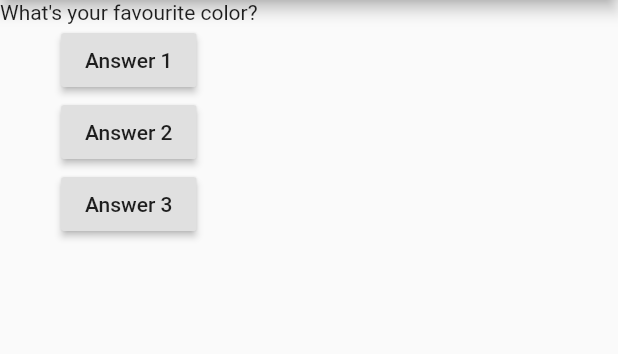
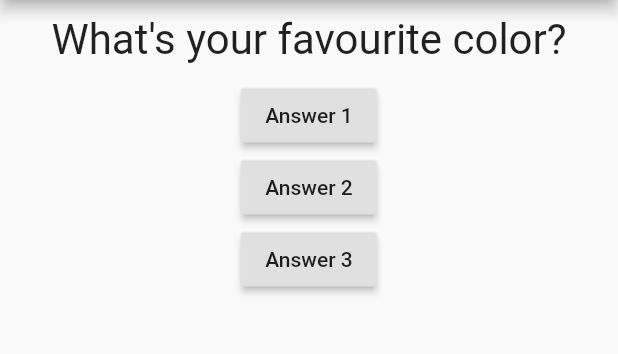
Before and after one commit to theasyncdevaditya/flutter-roadmap-academind, a Flutter app: the screen it shows after launch, on a phone screen of 412 x 824 dp, the part 84-438 px from its top. Run offline on Flutter 3.47's test engine with Material 2 defaults, Android fonts, the phone set to English and light mode, and no system bars.

Commit message:
styled the Question Widget

```diff
--- a/quizapp/lib/question.dart
+++ b/quizapp/lib/question.dart
@@ -7,8 +7,16 @@ class Question extends StatelessWidget {
 
   @override
   Widget build(BuildContext context) {
-    return Text(
-      questionText,
+    return Container(
+      width: double.infinity,
+      margin: EdgeInsets.all(10.0),
+      child: Text(
+        questionText,
+        style: TextStyle(
+          fontSize: 28.0,
+        ),
+        textAlign: TextAlign.center,
+      ),
     );
   }
 }
```
